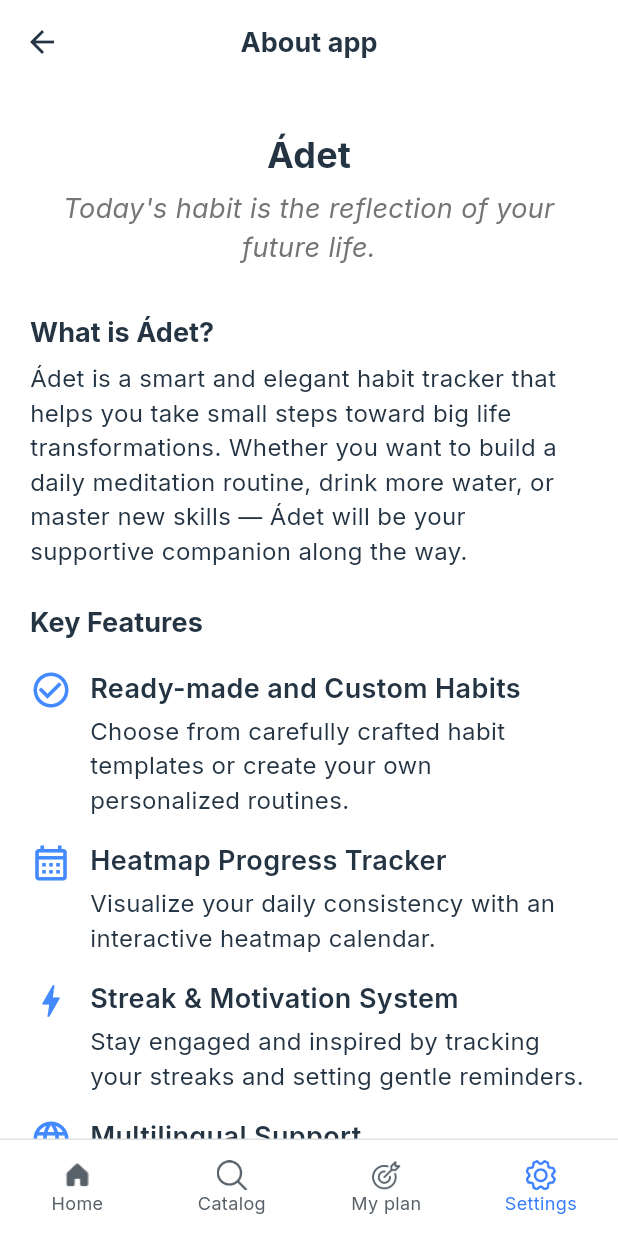
After one commit to bakberdy/habit_app, a Flutter app: the AboutAppPage screen opened by its route, on a phone screen of 412 x 824 dp. The commit adds this screen. Run offline on Flutter 3.47's test engine with Material 3 defaults, Android fonts, the light colour scheme and no system bars; our stand-ins replace dartz, dio, drift, easy_date_timeline, equatable, flutter_bloc and 12 more; missing offline and left inert: talker_bloc_logger, talker_dio_logger; accounts and stored records are empty; generated files the repository leaves out were written again; statements that could not run were skipped; project files that could hold a hidden picture were left out.

```diff
--- a/lib/core/navigation/routing/app_paths.dart
+++ b/lib/core/navigation/routing/app_paths.dart
@@ -9,6 +9,8 @@ class AppPaths {
   static const String home = '/home';
   static const String myPlan = '/my_plan';
   static const String settings = '/settings';
+  static const String aboutApp = '/about_app';
+  static const String support = '/support';
   static const String selectLanguage = '/select_language';
   static const String catalog = '/catalog';
   static const String category = '/category';
--- a/lib/core/navigation/routing/app_routes.dart
+++ b/lib/core/navigation/routing/app_routes.dart
@@ -41,6 +41,16 @@ class AppRoutes {
                   path: AppPaths.selectLanguage,
                   name: 'select_language',
                   builder: (context, state) => SelectLanguagePage(),
+                ),
+                GoRoute(
+                  path: AppPaths.aboutApp,
+                  name: 'about_app',
+                  builder: (context, state) => AboutAppPage(),
+                ),
+                GoRoute(
+                  path: AppPaths.support,
+                  name: 'support',
+                  builder: (context, state) => SupportPage(),
                 )
               ])
         ],
--- a/lib/core/navigation/routing/routing.dart
+++ b/lib/core/navigation/routing/routing.dart
@@ -7,8 +7,10 @@ import 'package:habit_app/features/home/presentation/screens/home_screen.dart';
 import 'package:habit_app/features/habit/presentation/screens/my_plan_screen.dart';
 import 'package:habit_app/features/home/presentation/screens/onbording_page.dart';
 import 'package:habit_app/features/home/presentation/screens/splash_redirect_page.dart';
+import 'package:habit_app/features/settings/presentation/screens/about_app_page.dart';
 import 'package:habit_app/features/settings/presentation/screens/select_language_page.dart';
 import 'package:habit_app/features/settings/presentation/screens/settings_page.dart';
+import 'package:habit_app/features/settings/presentation/screens/support_page.dart';
 
 import '../navigation.dart';
 import '../../shared/pages/pages.dart';
--- a/lib/core/shared/widgets/custom_sliver_app_bar.dart
+++ b/lib/core/shared/widgets/custom_sliver_app_bar.dart
@@ -1,7 +1,5 @@
-import 'package:habit_app/core/theme/app_colors.dart';
 import 'package:habit_app/core/theme/app_text_theme.dart';
 import 'package:flutter/material.dart';
-import 'package:go_router/go_router.dart';
 
 class CustomSliverAppBar extends StatelessWidget {
   const CustomSliverAppBar({
@@ -15,8 +13,7 @@ class CustomSliverAppBar extends StatelessWidget {
   @override
   Widget build(BuildContext context) {
     return SliverAppBar(
-        leading:
-            context.canPop() ? BackButton(color: AppColors.textPrimary) : null,
+        leading: null,
         snap: false,
         floating: false,
         stretch: false,
--- a/lib/features/home/presentation/screens/home_screen.dart
+++ b/lib/features/home/presentation/screens/home_screen.dart
@@ -125,10 +125,6 @@ class _HomeScreenState extends State<HomeScreenContent> {
                       scrollDirection: Axis.horizontal,
                       child: BlocBuilder<HabitMapBloc, HabitMapState>(
                           builder: (context, state) {
-                        Map<DateTime, int> dataset = {};
-                        if (state is HabitMapLoaded) {
-                          dataset = state.dateset;
-                        }
                         return Row(
                           children: [
                             SizedBox(width: 20),
--- /dev/null
+++ b/lib/features/settings/presentation/screens/about_app_page.dart
@@ -0,0 +1,138 @@
+import 'package:flutter/material.dart';
+import 'package:habit_app/core/theme/app_text_theme.dart';
+import 'package:habit_app/generated/l10n.dart';
+
+class AboutAppPage extends StatelessWidget {
+  const AboutAppPage({super.key});
+
+  @override
+  Widget build(BuildContext context) {
+    return Scaffold(
+      appBar: AppBar(
+        title: Text(
+          S.of(context).aboutApp,
+          style: AppTextTheme.h5.copyWith(fontWeight: FontWeight.w700),
+        ),
+        centerTitle: true,
+      ),
+      body: ListView(
+        padding: const EdgeInsets.symmetric(horizontal: 20, vertical: 16),
+        children: [
+          Center(
+            child: Column(
+              children: [
+                const SizedBox(height: 16),
+                Text(
+                  'Ádet',
+                  style: AppTextTheme.h3.copyWith(
+                    fontWeight: FontWeight.bold,
+                  ),
+                ),
+                const SizedBox(height: 8),
+                Text(
+                  S.of(context).todaysHabitIsTheReflectionOfYourFutureLife,
+                  style: AppTextTheme.bodyLarge.copyWith(
+                    fontStyle: FontStyle.italic,
+                    color: Colors.grey[600],
+                  ),
+                  textAlign: TextAlign.center,
+                ),
+              ],
+            ),
+          ),
+          const SizedBox(height: 32),
+          Text(
+            S.of(context).whatIsDet,
+            style: AppTextTheme.h5.copyWith(fontWeight: FontWeight.w700),
+          ),
+          const SizedBox(height: 8),
+          Text(
+            S.of(context).detIsASmartAndElegantHabitTrackerThatHelps,
+            style: AppTextTheme.bodyMedium,
+          ),
+          const SizedBox(height: 24),
+          // Image.asset('assets/images/habit_illustration.png'),
+          // const SizedBox(height: 24),
+          Text(
+            S.of(context).keyFeatures,
+            style: AppTextTheme.h5.copyWith(fontWeight: FontWeight.w700),
+          ),
+          const SizedBox(height: 12),
+          _buildFeatureItem(
+            icon: Icons.check_circle_outline,
+            title: S.of(context).readymadeAndCustomHabits,
+            description: S
+                .of(context)
+                .chooseFromCarefullyCraftedHabitTemplatesOrCreateYourOwn,
+          ),
+          _buildFeatureItem(
+            icon: Icons.calendar_month_outlined,
+            title: S.of(context).heatmapProgressTracker,
+            description: S
+                .of(context)
+                .visualizeYourDailyConsistencyWithAnInteractiveHeatmapCalendar,
+          ),
+          _buildFeatureItem(
+            icon: Icons.bolt_outlined,
+            title: S.of(context).streakMotivationSystem,
+            description: S
+                .of(context)
+                .stayEngagedAndInspiredByTrackingYourStreaksAndSetting,
+          ),
+          _buildFeatureItem(
+            icon: Icons.language_outlined,
+            title: S.of(context).multilingualSupport,
+            description: S
+                .of(context)
+                .availableInKazakhRussianAndEnglishBecauseGrowthHasNo,
+          ),
+          const SizedBox(height: 32),
+          Text(
+            S
+                .of(context)
+                .builtForDreamersDoersAndDisciplinedMindsnstartYourDetJourney,
+            textAlign: TextAlign.center,
+            style: AppTextTheme.bodyLarge.copyWith(
+              fontWeight: FontWeight.w600,
+              color: Colors.blueGrey[700],
+            ),
+          ),
+        ],
+      ),
+    );
+  }
+
+  Widget _buildFeatureItem({
+    required IconData icon,
+    required String title,
+    required String description,
+  }) {
+    return Padding(
+      padding: const EdgeInsets.symmetric(vertical: 8.0),
+      child: Row(
+        crossAxisAlignment: CrossAxisAlignment.start,
+        children: [
+          Icon(icon, size: 28, color: Colors.blueAccent),
+          const SizedBox(width: 12),
+          Expanded(
+            child: Column(
+              crossAxisAlignment: CrossAxisAlignment.start,
+              children: [
+                Text(
+                  title,
+                  style: AppTextTheme.bodyLarge
+                      .copyWith(fontWeight: FontWeight.w600),
+                ),
+                const SizedBox(height: 4),
+                Text(
+                  description,
+                  style: AppTextTheme.bodyMedium,
+                ),
+              ],
+            ),
+          ),
+        ],
+      ),
+    );
+  }
+}
--- a/lib/features/settings/presentation/screens/settings_page.dart
+++ b/lib/features/settings/presentation/screens/settings_page.dart
@@ -67,14 +67,18 @@ class _SettingsPageContentState extends State<SettingsPageContent> {
                 ButtonsList(
                   children: [
                     ButtonDetails(
-                        onTap: () {},
+                        onTap: () {
+                          context.goNamed('support');
+                        },
                         title: S.of(context).helpSupport,
                         prefixIcon: SizedBox(
                             height: 25,
                             width: 25,
                             child: Image.asset('lib/assets/icons/info.png'))),
                     ButtonDetails(
-                        onTap: () {},
+                        onTap: () {
+                          context.goNamed('about_app');
+                        },
                         title: S.of(context).aboutApp,
                         prefixIcon: SizedBox(
                             height: 25,
--- a/lib/injection/injection.dart
+++ b/lib/injection/injection.dart
@@ -1,4 +1,3 @@
-import "package:go_router/go_router.dart";
 import "package:habit_app/core/core.dart";
 import "package:dio/dio.dart";
 import "package:flutter_bloc/flutter_bloc.dart";
--- a/lib/l10n/intl_en.arb
+++ b/lib/l10n/intl_en.arb
@@ -78,5 +78,32 @@
   "chooseAHabitFromReadymadeSamplesnorCreateYourOwnPersonal": "Choose a habit from ready-made samples,\\nor create your own personal one to match your goals.",
   "trackYourProgress": "Track your progress",
   "stayMotivatedWithAHeatmapCalendarnandPlanYourDayWith": "Stay motivated with a heatmap calendar\\nand plan your day with clarity.",
-  "start": "Start"
+  "start": "Start",
+  "whatIsDet": "What is Ádet?",
+  "detIsASmartAndElegantHabitTrackerThatHelps": "Ádet is a smart and elegant habit tracker that helps you take small steps toward big life transformations. Whether you want to build a daily meditation routine, drink more water, or master new skills — Ádet will be your supportive companion along the way.",
+  "keyFeatures": "Key Features",
+  "readymadeAndCustomHabits": "Ready-made and Custom Habits",
+  "chooseFromCarefullyCraftedHabitTemplatesOrCreateYourOwn": "Choose from carefully crafted habit templates or create your own personalized routines.",
+  "heatmapProgressTracker": "Heatmap Progress Tracker",
+  "visualizeYourDailyConsistencyWithAnInteractiveHeatmapCalendar": "Visualize your daily consistency with an interactive heatmap calendar.",
+  "streakMotivationSystem": "Streak & Motivation System",
+  "stayEngagedAndInspiredByTrackingYourStreaksAndSetting": "Stay engaged and inspired by tracking your streaks and setting gentle reminders.",
+  "multilingualSupport": "Multilingual Support",
+  "availableInKazakhRussianAndEnglishBecauseGrowthHasNo": "Available in Kazakh, Russian, and English — because growth has no language barrier.",
+  "builtForDreamersDoersAndDisciplinedMindsnstartYourDetJourney": "Built for dreamers, doers, and disciplined minds.\\nStart your Ádet journey today.",
+  "supportRequestFromDet": "Support request from Ádet",
+  "helloDetTeamnniNeedHelpWith": "Hello Ádet team,\\n\\nI need help with...",
+  "couldNotLaunchEmailClient": "Could not launch email client.",
+  "support": "Support",
+  "needHelpOrHaveFeedback": "Need help or have feedback?",
+  "wereHereToHelpYouStayOnTrackWithYour": "We’re here to help you stay on track with your habits.",
+  "contactUs": "📧 Contact us:",
+  "frequentlyAskedQuestions": "❓ Frequently Asked Questions",
+  "howDoICreateAHabit": "How do I create a habit?",
+  "goToTheMyPlansPageAndTapToAdd": "Go to the my plans page and tap \"+\" to add a habit.",
+  "yesYouCanAddAsManyHabitsAsYouWant": "Yes! You can add as many habits as you want.",
+  "yesYouCanEnableNotificationsInSettings": "Yes, you can enable notifications in settings.",
+  "sendFeedback": "Send Feedback",
+  "canITrackMultipleHabits": "Can I track multiple habits?",
+  "doesDetSendReminders": "Does Ádet send reminders?"
 }
--- a/lib/l10n/intl_ru.arb
+++ b/lib/l10n/intl_ru.arb
@@ -78,5 +78,32 @@
   "chooseAHabitFromReadymadeSamplesnorCreateYourOwnPersonal": "Выберите привычку из готовых примеров\nили создайте свою собственную, подходящую под ваши цели.",
   "trackYourProgress": "Отслеживайте прогресс",
   "stayMotivatedWithAHeatmapCalendarnandPlanYourDayWith": "Оставайтесь мотивированными с помощью календаря-таймлайна\nи планируйте свой день с ясностью.",
-  "start": "Начать"
+  "start": "Начать",
+  "whatIsDet": "Что такое Ádet?",
+  "detIsASmartAndElegantHabitTrackerThatHelps": "Ádet — это умный и элегантный трекер привычек, который помогает делать маленькие шаги к большим жизненным переменам. Хотите ли вы выработать ежедневную медитацию, пить больше воды или освоить новые навыки — Ádet станет вашим поддерживающим спутником на этом пути.",
+  "keyFeatures": "Ключевые функции",
+  "readymadeAndCustomHabits": "Готовые и индивидуальные привычки",
+  "chooseFromCarefullyCraftedHabitTemplatesOrCreateYourOwn": "Выбирайте из тщательно проработанных шаблонов привычек или создавайте собственные индивидуальные распорядки.",
+  "heatmapProgressTracker": "Тепловая карта прогресса",
+  "visualizeYourDailyConsistencyWithAnInteractiveHeatmapCalendar": "Визуализируйте ежедневную последовательность с помощью интерактивного календаря в виде тепловой карты.",
+  "streakMotivationSystem": "Система серии и мотивации",
+  "stayEngagedAndInspiredByTrackingYourStreaksAndSetting": "Оставайтесь вовлечёнными и вдохновлёнными, отслеживая свои серии и устанавливая напоминания.",
+  "multilingualSupport": "Мультиязычная поддержка",
+  "availableInKazakhRussianAndEnglishBecauseGrowthHasNo": "Доступно на казахском, русском и английском языках — потому что рост не знает языковых границ.",
+  "builtForDreamersDoersAndDisciplinedMindsnstartYourDetJourney": "Создано для мечтателей, деятелей и дисциплинированных умов.\nНачните своё путешествие с Ádet уже сегодня.",
+  "supportRequestFromDet": "Запрос в поддержку от Ádet",
+  "helloDetTeamnniNeedHelpWith": "Здравствуйте, команда Ádet!\n\nМне нужна помощь с...",
+  "couldNotLaunchEmailClient": "Не удалось запустить почтовый клиент.",
+  "support": "Поддержка",
+  "needHelpOrHaveFeedback": "Нужна помощь или есть отзыв?",
+  "wereHereToHelpYouStayOnTrackWithYour": "Мы здесь, чтобы помочь вам не сбиться с пути в ваших привычках.",
+  "contactUs": "📧 Связаться с нами:",
+  "frequentlyAskedQuestions": "❓ Часто задаваемые вопросы",
+  "howDoICreateAHabit": "Как создать привычку?",
+  "goToTheMyPlansPageAndTapToAdd": "Перейдите на страницу \"Мои планы\" и нажмите \"+\" для добавления привычки.",
+  "yesYouCanAddAsManyHabitsAsYouWant": "Да! Вы можете добавить столько привычек, сколько хотите.",
+  "yesYouCanEnableNotificationsInSettings": "Да, вы можете включить уведомления в настройках.",
+  "sendFeedback": "Отправить отзыв",
+  "canITrackMultipleHabits": "Могу ли я отслеживать несколько привычек?",
+  "doesDetSendReminders": "Отправляет ли Ádet напоминания?"
 }
--- a/pubspec.yaml
+++ b/pubspec.yaml
@@ -67,6 +67,9 @@ dependencies:
     path: packages/flutter_heatmap_calendar
   shared_preferences: ^2.5.3
   intl: ^0.20.2
+  url_launcher: ^6.3.1
+  flutter_launcher_icons: ^0.14.4
+  flutter_native_splash: ^2.4.6
 
 dev_dependencies:
   flutter_test:
@@ -92,5 +95,6 @@ flutter:
     - lib/assets/pictures/
     - lib/assets/data/
     - lib/assets/screens/
+    - lib/assets/app/
 flutter_intl:
   enabled: true
```
Also changed, not shown: flutter_launcher_icons.yaml (added, +15 -0 lines), lib/features/settings/presentation/screens/support_page.dart (added, +119 -0 lines), lib/l10n/intl_kk.arb (+28 -1 lines), lib/assets/app/logo.png (added), lib/generated/intl/messages_en.dart, lib/generated/intl/messages_kk.dart, lib/generated/intl/messages_ru.dart, lib/generated/l10n.dart, pubspec.lock, 32 other files.
